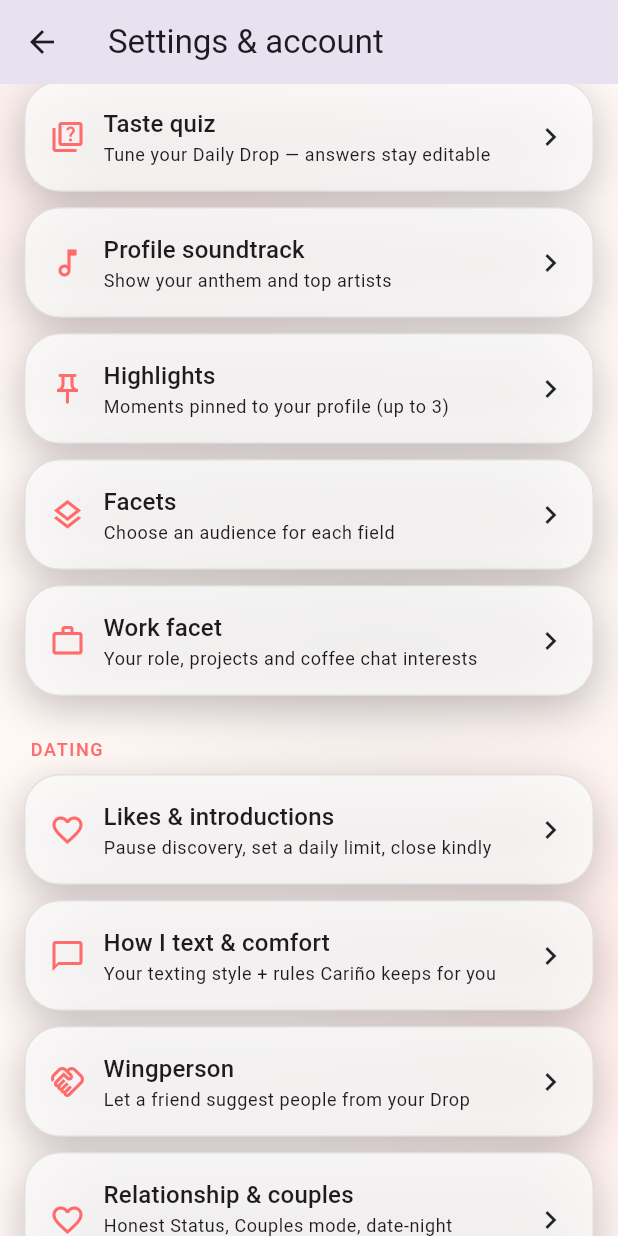
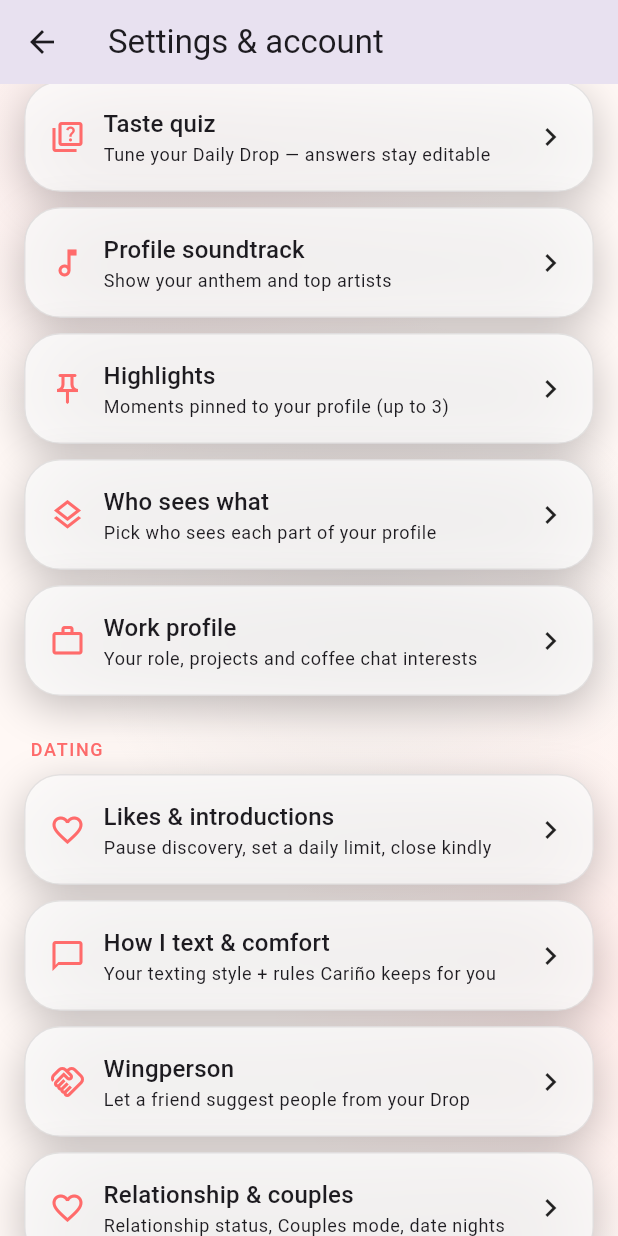
Before and after one commit to IamTharunsai/carino, a Flutter app: the AccountCentreScreen screen opened directly, scrolled down 576 dp, on a phone screen of 412 x 824 dp. Run offline on Flutter 3.47's test engine with Material 3 defaults, Android fonts, the phone set to English and light mode, and no system bars; our stand-ins replace app_links, audioplayers, flutter_animate, geolocator, image_picker, local_auth and 3 more; missing offline and left inert: record; accounts and stored records are empty; project files that could hold a hidden picture were left out.

Commit message:
Wording pass: remove technical/demo jargon from visible text, real Add-to-calendar, Who sees what / Work profile, verification labels match the 2-step check, no dead passkey row
Co-Authored-By: Claude Opus 5.5 <noreply@anthropic.com>

```diff
--- a/lib/screens/chats/chat_list_screen.dart
+++ b/lib/screens/chats/chat_list_screen.dart
@@ -141,7 +141,7 @@ class _ChatListScreenState extends State<ChatListScreen> {
           TextField(
             decoration: const InputDecoration(
               prefixIcon: Icon(Icons.search, size: 20),
-              hintText: 'Search groups and Keep chats…',
+              hintText: 'Search chats…',
               border: OutlineInputBorder(
                 borderRadius: BorderRadius.all(Radius.circular(999)),
               ),
--- a/lib/screens/chats/conversation_settings_screen.dart
+++ b/lib/screens/chats/conversation_settings_screen.dart
@@ -94,7 +94,7 @@ class _ConversationSettingsScreenState
               ScaffoldMessenger.of(context).showSnackBar(
                 SnackBar(
                   content: Text(
-                      'Mode change proposed to ${member.firstName} — it applies to new messages only when both agree (demo: applied).'),
+                      'Asked ${member.firstName}. It switches for new messages once you both agree.'),
                 ),
               );
             },
--- a/lib/screens/chats/social_screens.dart
+++ b/lib/screens/chats/social_screens.dart
@@ -559,7 +559,7 @@ class _GroupChatScreenState extends State<GroupChatScreen> {
                   style: Theme.of(context).textTheme.titleLarge),
               const SizedBox(height: 12),
               const Text(
-                  'Local demo: new messages sent by you while Vanish is on expire after 24 hours. Existing expiry times stay in place. Screenshots and copies remain possible. Server deletion and group-wide consent are not connected.'),
+                  'New messages disappear after 24 hours. Screenshots can still happen, so share kindly.'),
               const SizedBox(height: 12),
               SparkButton(
                   label: enable ? 'Enable in demo' : 'Turn off',
@@ -574,7 +574,7 @@ class _GroupChatScreenState extends State<GroupChatScreen> {
       _g.messages.add(GroupMessage(
           senderId: 'me',
           text: enable
-              ? 'Vanish enabled in local demo: new messages expire in 24 hours.'
+              ? 'Vanish is on: new messages disappear after 24 hours.'
               : 'Vanish turned off in local demo.',
           timeLabel: 'now',
           isSystem: true));
--- a/lib/screens/connect/connect_screen.dart
+++ b/lib/screens/connect/connect_screen.dart
@@ -95,7 +95,7 @@ class ConnectScreen extends StatelessWidget {
                 ListTile(
                   contentPadding: EdgeInsets.zero,
                   leading: const Icon(Icons.ring_volume_outlined),
-                  title: const Text('Try the incoming-call screen (demo)'),
+                  title: const Text('Preview a Spark call'),
                   subtitle:
                       const Text('See exactly what a Spark ring looks like.'),
                   trailing: const Icon(Icons.chevron_right),
--- a/lib/screens/connect/spark_session_screen.dart
+++ b/lib/screens/connect/spark_session_screen.dart
@@ -233,7 +233,7 @@ class _SparkPreCallScreenState extends State<SparkPreCallScreen> {
                           Center(
                             child: Text(
                               _cameraOn
-                                  ? 'Camera preview (stub)'
+                                  ? 'Your camera'
                                   : 'Camera off — they\'ll see this too',
                               style:
                                   const TextStyle(color: AppColors.warmIvory),
--- a/lib/screens/discover/discover_screen.dart
+++ b/lib/screens/discover/discover_screen.dart
@@ -118,7 +118,9 @@ class _DiscoverScreenState extends State<DiscoverScreen> {
       );
       if (gift == null || !mounted) return;
       ScaffoldMessenger.of(context).showSnackBar(SnackBar(
-          content: Text('$gift sent with your like (demo — no charge).')));
+          content: Text(Env.useMockBackend
+              ? '$gift sent with your like 🎁 (demo — no charge)'
+              : 'Your like was sent. Gifts open when store products are live — nothing was charged.')));
     }
     _commit(like: true, spark: choice.kind == LikeKind.spark, note: choice.note);
   }
--- a/lib/screens/discover/filters_screen.dart
+++ b/lib/screens/discover/filters_screen.dart
@@ -351,7 +351,7 @@ class _FiltersScreenState extends State<FiltersScreen> {
   void _plusGate(BuildContext context) {
     if (Services.payments.isPlus) {
       ScaffoldMessenger.of(context).showSnackBar(
-        const SnackBar(content: Text('Plus filter enabled (demo).')),
+        const SnackBar(content: Text('Plus filter on.')),
       );
       return;
     }
--- a/lib/screens/moments/moments_screen.dart
+++ b/lib/screens/moments/moments_screen.dart
@@ -433,7 +433,7 @@ class _MomentsScreenState extends State<MomentsScreen> {
                 ScaffoldMessenger.of(context).showSnackBar(
                   SnackBar(
                     content: Text(
-                        'Moment posted to ${audience.label} ($kind) — pre-screen passed (demo). It expires in 24h.'),
+                        'Moment shared with ${audience.label} ✨ It disappears in 24h.'),
                   ),
                 );
               },
--- a/lib/screens/onboarding/waitlist_screen.dart
+++ b/lib/screens/onboarding/waitlist_screen.dart
@@ -63,7 +63,7 @@ class _WaitlistScreenState extends State<WaitlistScreen> {
             // the flow can be walked end-to-end.
             if (Env.useMockBackend) ...[
             SparkButton(
-              label: 'Continue (demo: batch opened)',
+              label: 'Continue',
               onPressed: widget.onAdmitted,
             ),
             const SizedBox(height: 6),
--- a/lib/screens/stage/stage_screen.dart
+++ b/lib/screens/stage/stage_screen.dart
@@ -190,7 +190,7 @@ class _FeedViewState extends State<_FeedView> {
                         onPressed: () {
                           Navigator.pop(s);
                           showPlusNudge(context,
-                              title: 'Comments are for members',
+                              title: 'Comments are for Plus & subscribers',
                               body: 'Likes are free for everyone. Comments are for Plus members and '
                                   '${item.creatorName}\'s subscribers — it keeps comment sections kind and spam-free.');
                         },
--- a/lib/screens/you/facets_screen.dart
+++ b/lib/screens/you/facets_screen.dart
@@ -18,7 +18,7 @@ class _FacetsScreenState extends State<FacetsScreen> {
   };
   @override
   Widget build(BuildContext context) => GlassScaffold(
-        appBar: AppBar(title: const Text('Facets')),
+        appBar: AppBar(title: const Text('Who sees what')),
         body: ListView(padding: const EdgeInsets.all(16), children: [
           const Text(
               'Choose who can see each field in each facet. Changes are saved for this session. Live profile enforcement is not connected yet.'),
--- a/lib/screens/you/support_screen.dart
+++ b/lib/screens/you/support_screen.dart
@@ -123,8 +123,7 @@ class _SupportScreenState extends State<SupportScreen> {
                     style: Theme.of(context).textTheme.titleMedium),
                 const SizedBox(height: 6),
                 Text(
-                  'No open cases. Reports and appeals you file appear here '
-                  'with their live status (S-051/S-046).',
+                  'No open cases. Anything you report shows up here with its status.',
                   style: Theme.of(context).textTheme.bodyMedium,
                 ),
               ],
--- a/lib/screens/you/trust_safety_screen.dart
+++ b/lib/screens/you/trust_safety_screen.dart
@@ -96,7 +96,7 @@ class TrustSafetyScreen extends StatelessWidget {
             context,
             icon: Icons.flag_outlined,
             title: 'Make a report',
-            subtitle: 'Structured categories — routed to human reviewers, 24h SLA',
+            subtitle: 'Pick what happened — a real person reviews it within 24 hours',
             onTap: () => SafetyActions.showReportFlow(
               context,
               surface: 'Safety Centre',
--- a/lib/screens/you/work_facet_screen.dart
+++ b/lib/screens/you/work_facet_screen.dart
@@ -23,7 +23,7 @@ class _WorkFacetScreenState extends State<WorkFacetScreen> {
 
   @override
   Widget build(BuildContext context) => GlassScaffold(
-        appBar: AppBar(title: const Text('Work facet')),
+        appBar: AppBar(title: const Text('Work profile')),
         body: Form(
             key: _form,
             child: ListView(padding: const EdgeInsets.all(16), children: [
@@ -69,7 +69,7 @@ class _WorkFacetScreenState extends State<WorkFacetScreen> {
               ]),
               const SizedBox(height: 16),
               SparkButton(
-                  label: 'Save work facet',
+                  label: 'Save work profile',
                   onPressed: () {
                     if (!_form.currentState!.validate()) return;
                     Services.prefs
--- a/lib/screens/you/you_screen.dart
+++ b/lib/screens/you/you_screen.dart
@@ -188,13 +188,13 @@ class _YouScreenState extends State<AccountCentreScreen> {
           ),
           _row(context,
               icon: Icons.layers_outlined,
-              title: 'Facets',
-              subtitle: 'Choose an audience for each field',
+              title: 'Who sees what',
+              subtitle: 'Pick who sees each part of your profile',
               onTap: () => Navigator.of(context).push(MaterialPageRoute<void>(
                   builder: (_) => const FacetsScreen()))),
           _row(context,
               icon: Icons.work_outline,
-              title: 'Work facet',
+              title: 'Work profile',
               subtitle: 'Your role, projects and coffee chat interests',
               onTap: () => Navigator.of(context).push(MaterialPageRoute<void>(
                   builder: (_) => const WorkFacetScreen()))),
@@ -231,7 +231,7 @@ class _YouScreenState extends State<AccountCentreScreen> {
             context,
             icon: Icons.favorite_outline,
             title: 'Relationship & couples',
-            subtitle: 'Honest Status, Couples mode, date-night bookings',
+            subtitle: 'Relationship status, Couples mode, date nights',
             onTap: () => Navigator.of(context).push(
               MaterialPageRoute<void>(builder: (_) => const CoupleScreen()),
             ),
@@ -401,7 +401,7 @@ class _YouScreenState extends State<AccountCentreScreen> {
               const SizedBox(height: 6),
               Text(
                 connected
-                    ? 'Connected (demo). Your top artists show on your profile; '
+                    ? 'Connected. Your top artists show on your profile; '
                         'shared artists become conversation starters.'
                     : 'Connect Spotify or Apple Music to show your top artists '
                         'and an anthem. We read artist names only — never your '
@@ -410,7 +410,7 @@ class _YouScreenState extends State<AccountCentreScreen> {
               ),
               const SizedBox(height: 14),
               SparkButton(
-                label: connected ? 'Disconnect' : 'Connect music (demo)',
+                label: connected ? 'Disconnect' : 'Connect music',
                 icon: Icons.music_note_outlined,
                 secondary: connected,
                 onPressed: () =>
@@ -512,7 +512,7 @@ class _YouScreenState extends State<AccountCentreScreen> {
               leading: const Icon(Icons.check_circle_outline,
                   color: AppColors.sparkCoral),
               title: Text(layer.label),
-              subtitle: Text('${layer.tagline} · Ref VN-DEMO'),
+              subtitle: Text(layer.tagline),
             ),
           const SizedBox(height: 8),
           Text(
--- a/lib/services/verification_service.dart
+++ b/lib/services/verification_service.dart
@@ -16,12 +16,12 @@ enum VerificationLayer {
 
   /// Layer 2 — liveness (blueprint S-006): a live selfie proves a real
   /// person is present — not a photo of a photo.
-  liveness('Liveness check', 'A live selfie — proves a real person is here.'),
+  liveness('Live selfie', 'A quick selfie clip — it’s really you, right now.'),
 
   /// Layer 3 — photo-match (blueprint S-006): the live selfie is matched
   /// against the ID photo AND the first profile photo, so the person in
   /// the profile is the person who shows up.
-  photoMatch('Photo match', 'Selfie matched to your ID now, and to your main profile photo when you add it.');
+  photoMatch('Matches your ID', 'Your selfie and your ID photo are the same person.');
 
   const VerificationLayer(this.label, this.tagline);
   final String label;
```
Also changed, not shown: lib/screens/connect/plan_detail_screen.dart (+5 -5 lines), lib/screens/discover/profile_detail_screen.dart (+4 -4 lines), lib/screens/you/settings_screen.dart (+0 -12 lines), 1 other file.
